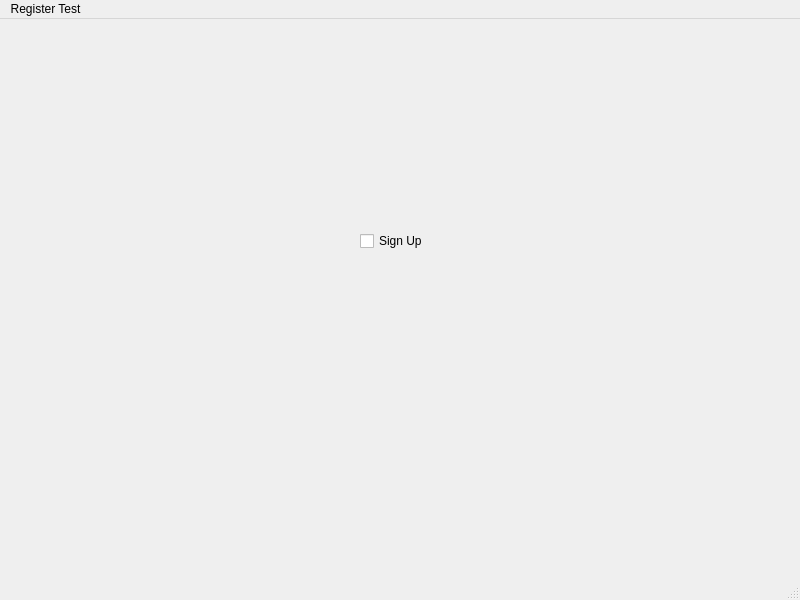
Old version of the form register.ui in the repository nepalprastut/oopProj.
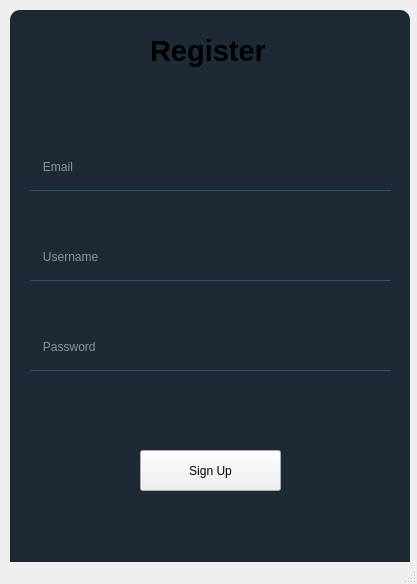
New version of the form.

What changed in the file:
```diff
--- a/register.ui
+++ b/register.ui
@@ -6,44 +6,155 @@
    <rect>
     <x>0</x>
     <y>0</y>
-    <width>800</width>
-    <height>600</height>
+    <width>417</width>
+    <height>584</height>
    </rect>
   </property>
   <property name="windowTitle">
    <string>MainWindow</string>
   </property>
   <widget class="QWidget" name="centralwidget">
-   <widget class="QCheckBox" name="checkBox">
+   <widget class="QWidget" name="widget" native="true">
     <property name="geometry">
      <rect>
-      <x>360</x>
-      <y>210</y>
-      <width>97</width>
-      <height>24</height>
+      <x>10</x>
+      <y>10</y>
+      <width>400</width>
+      <height>600</height>
      </rect>
     </property>
-    <property name="text">
-     <string>Sign Up</string>
-    </property>
+    <widget class="QLabel" name="label">
+     <property name="geometry">
+      <rect>
+       <x>0</x>
+       <y>0</y>
+       <width>400</width>
+       <height>600</height>
+      </rect>
+     </property>
+     <property name="styleSheet">
+      <string notr="true">background-color: rgba(16, 30, 42, 240);
+border-radius: 10px;</string>
+     </property>
+     <property name="text">
+      <string/>
+     </property>
+    </widget>
+    <widget class="QLineEdit" name="email">
+     <property name="geometry">
+      <rect>
+       <x>20</x>
+       <y>140</y>
+       <width>361</width>
+       <height>41</height>
+      </rect>
+     </property>
+     <property name="styleSheet">
+      <string notr="true">background-color: rgba(0, 0, 0, 0);
+border: 1px solid rgba(0, 0, 0, 0);
+border-bottom-color: rgba(46, 82, 101, 255);
+color: rgb(255, 255, 255);
+padding-bottom: 7px;</string>
+     </property>
+     <property name="placeholderText">
+      <string>   Email</string>
+     </property>
+    </widget>
+    <widget class="QLineEdit" name="username">
+     <property name="geometry">
+      <rect>
+       <x>20</x>
+       <y>230</y>
+       <width>361</width>
+       <height>41</height>
+      </rect>
+     </property>
+     <property name="styleSheet">
+      <string notr="true">background-color: rgba(0, 0, 0, 0);
+border: 1px solid rgba(0, 0, 0, 0);
+border-bottom-color: rgba(46, 82, 101, 255);
+color: rgb(255, 255, 255);
+padding-bottom: 7px;</string>
+     </property>
+     <property name="placeholderText">
+      <string>   Username</string>
+     </property>
+    </widget>
+    <widget class="QLineEdit" name="password">
+     <property name="geometry">
+      <rect>
+       <x>20</x>
+       <y>320</y>
+       <width>361</width>
+       <height>41</height>
+      </rect>
+     </property>
+     <property name="styleSheet">
+      <string notr="true">background-color: rgba(0, 0, 0, 0);
+border: 1px solid rgba(0, 0, 0, 0);
+border-bottom-color: rgba(46, 82, 101, 255);
+color: rgb(255, 255, 255);
+padding-bottom: 7px;</string>
+     </property>
+     <property name="echoMode">
+      <enum>QLineEdit::Password</enum>
+     </property>
+     <property name="placeholderText">
+      <string>   Password</string>
+     </property>
+    </widget>
+    <widget class="QLabel" name="label_2">
+     <property name="geometry">
+      <rect>
+       <x>140</x>
+       <y>20</y>
+       <width>161</width>
+       <height>41</height>
+      </rect>
+     </property>
+     <property name="font">
+      <font>
+       <pointsize>22</pointsize>
+       <bold>true</bold>
+      </font>
+     </property>
+     <property name="text">
+      <string>Register</string>
+     </property>
+    </widget>
+    <widget class="QPushButton" name="signupBtn">
+     <property name="geometry">
+      <rect>
+       <x>130</x>
+       <y>440</y>
+       <width>141</width>
+       <height>41</height>
+      </rect>
+     </property>
+     <property name="styleSheet">
+      <string notr="true">QPushButton#pushButton {
+	background-color: rgba(2, 64, 128, 255);
+	color: rgba(255, 255, 200, 150);
+	border-radius: 5px;
+}
+
+QPushButton#pushButton:pressed {
+	padding-left: 5px;
+	padding-top: 5px;
+	background-color: rgba(2, 64, 128, 100);
+	background-position: calc(100% - 10px)center;
+}
+
+QPushButton#pushButton:hover {
+	background-color: rgba(2, 64, 128, 200);
+}</string>
+     </property>
+     <property name="text">
+      <string>Sign Up</string>
+     </property>
+    </widget>
    </widget>
   </widget>
-  <widget class="QMenuBar" name="menubar">
-   <property name="geometry">
-    <rect>
-     <x>0</x>
-     <y>0</y>
-     <width>800</width>
-     <height>23</height>
-    </rect>
-   </property>
-   <widget class="QMenu" name="menuRegister_Test">
-    <property name="title">
-     <string>Register Test</string>
-    </property>
-   </widget>
-   <addaction name="menuRegister_Test"/>
-  </widget>
   <widget class="QStatusBar" name="statusbar"/>
  </widget>
  <resources/>
```
Left out of the diff: 4 changed lines with no effect on the pictures.
